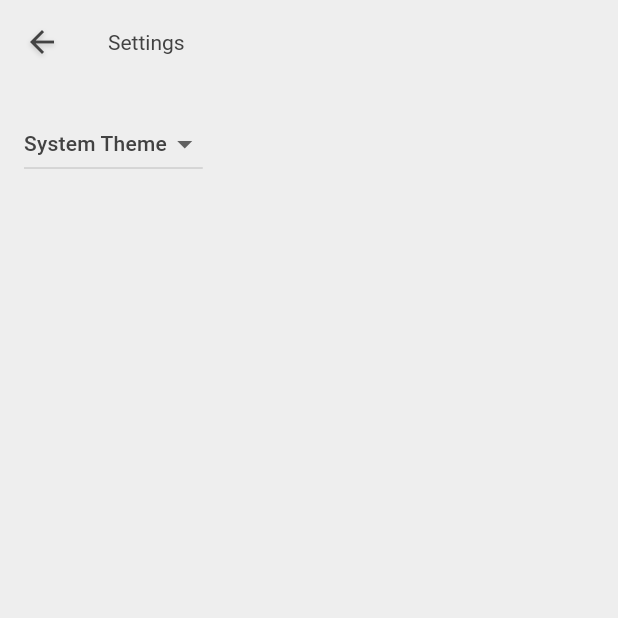
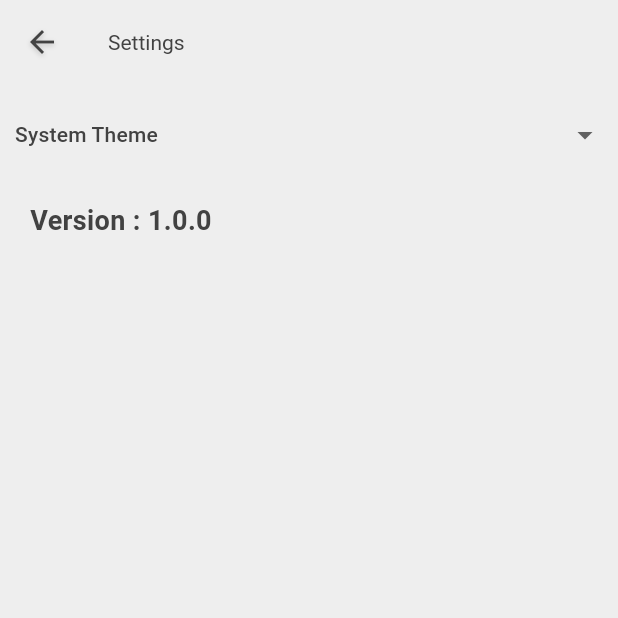
Before and after one commit to saginbajracharya/recognizer, a Flutter app: the screen it shows after launch, after a tap on the "settings" icon, on a phone screen of 412 x 824 dp, the top half of it. Run offline on Flutter 3.47's test engine with Material 2 defaults, Android fonts, the phone set to English and light mode, and no system bars; our stand-ins replace camera, get, image_picker, package_info_plus; missing offline and left inert: google_mlkit_barcode_scanning, google_mlkit_commons, google_mlkit_digital_ink_recognition, google_mlkit_entity_extraction, google_mlkit_face_detection, google_mlkit_face_mesh_detection and 8 more; generated files the repository leaves out were written again.

Commit message:
[added]::package info and refrence receipt bill images

```diff
--- a/lib/src/modules/settings/settings_view.dart
+++ b/lib/src/modules/settings/settings_view.dart
@@ -1,5 +1,7 @@
+import 'package:flutter/foundation.dart';
 import 'package:flutter/material.dart';
-
+import 'package:recognizer/src/common/styles.dart';
+import 'package:package_info_plus/package_info_plus.dart';
 import 'settings_controller.dart';
 
 /// Displays the various settings that can be customized by the user.
@@ -13,23 +15,38 @@ class SettingsView extends StatelessWidget {
 
   final SettingsController controller;
 
+  Future<String> getVersionNumber() async {
+    PackageInfo packageInfo = await PackageInfo.fromPlatform();
+    return packageInfo.version;
+  }
+
   @override
   Widget build(BuildContext context) {
+    String versionText = '';
+    if (kDebugMode) {
+      print(versionText);
+    }
+    dynamic textStyles = TextStyles(context);
     return Scaffold(
       appBar: AppBar(
         title: const Text('Settings'),
       ),
       body: Padding(
-        padding: const EdgeInsets.all(16),
+        padding: const EdgeInsets.symmetric(horizontal:10.0,vertical: 10.0),
         // Glue the SettingsController to the theme selection DropdownButton.
         //
         // When a user selects a theme from the dropdown list, the
         // SettingsController is updated, which rebuilds the MaterialApp.
-        child: DropdownButton<ThemeMode>(
+        child: Column(
+          children: [
+            DropdownButton<ThemeMode>(
               // Read the selected themeMode from the controller
               value: controller.themeMode,
               // Call the updateThemeMode method any time the user selects a theme.
               onChanged: controller.updateThemeMode,
+              underline: const SizedBox(),
+              isExpanded: true,
+              isDense: false,
               items: const [
                 DropdownMenuItem(
                   value: ThemeMode.system,
@@ -45,6 +62,23 @@ class SettingsView extends StatelessWidget {
                 )
               ],
             ),
+            Container(
+              width: double.infinity,
+              padding: const EdgeInsets.symmetric(horizontal:10.0,vertical: 20.0),
+              child: FutureBuilder<String>(
+                future: getVersionNumber(),
+                builder: (context, snapshot) {
+                  if (snapshot.hasData) {
+                    versionText = snapshot.data!;
+                    return Text('Version : ${snapshot.data}', style: textStyles.subheading);
+                  } else {
+                    return Text('', style: textStyles.subheading);
+                  }
+                },
+              ),
+            ),
+          ],
+        ),
       ),
     );
   }
--- a/pubspec.yaml
+++ b/pubspec.yaml
@@ -17,10 +17,13 @@ dependencies:
 
   # State Management
   get: ^4.6.3
+  # Package Info
+  package_info_plus: ^4.1.0
 
   # Camera
   camera: ^0.10.5+5
   image_picker: ^1.0.4
+  # Path
   path: ^1.8.3
   path_provider: ^2.1.1
 
```
Also changed, not shown: pubspec.lock, refrence_bills/bills_1.png (added), refrence_bills/bills_2.jpg (added), refrence_bills/bills_3.png (added), refrence_bills/bills_4.png (added). Lines whose indentation alone changed are shown as unchanged.
